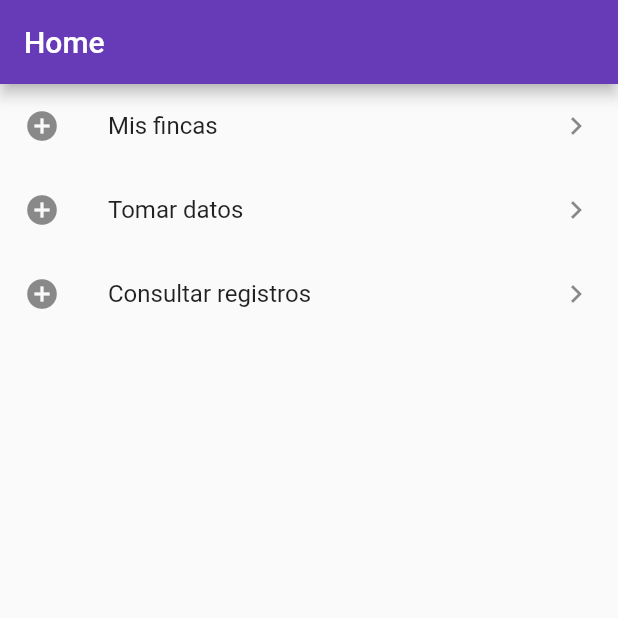
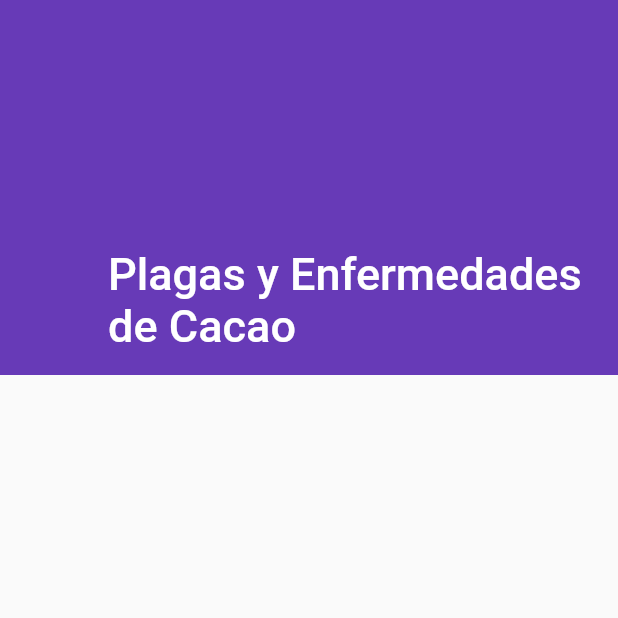
Before and after one commit to pabloismael90/app_plaga_enfermedades, a Flutter app: the screen it shows after launch, on a phone screen of 412 x 824 dp, the top half of it. Run offline on Flutter 3.47's test engine with Material 2 defaults, Android fonts, the light colour scheme and no system bars; our stand-ins replace flutter_swiper, google_fonts, pdf, select_form_field, sqflite; missing offline and left inert: flutter_full_pdf_viewer, multiselect_formfield; accounts and stored records are empty.

Commit message:
empezando diseno

```diff
--- a/lib/main.dart
+++ b/lib/main.dart
@@ -14,6 +14,7 @@ import 'package:flutter/material.dart';
 
 import 'package:app_plaga_enfermedades/src/pages/home_page.dart';
 import 'package:flutter_localizations/flutter_localizations.dart';
+import 'package:google_fonts/google_fonts.dart';
 void main() => runApp(MyApp());
 
 class MyApp extends StatelessWidget {
@@ -57,8 +58,12 @@ class MyApp extends StatelessWidget {
 
             },
             theme: ThemeData(
+                textTheme: GoogleFonts.latoTextTheme(
+                    Theme.of(context).textTheme,
+                ),
                 primaryColor: Colors.deepPurple,
             ),
+
         );
     }
 }
--- a/lib/src/pages/decisiones/pdf_view.dart
+++ b/lib/src/pages/decisiones/pdf_view.dart
@@ -1,6 +1,5 @@
 import 'package:flutter/material.dart';
 import 'package:flutter_full_pdf_viewer/flutter_full_pdf_viewer.dart';
-import 'package:flutter_full_pdf_viewer/full_pdf_viewer_plugin.dart';
 import 'package:flutter_full_pdf_viewer/full_pdf_viewer_scaffold.dart';
 
 class PDFView extends StatelessWidget {
--- a/lib/src/pages/home_page.dart
+++ b/lib/src/pages/home_page.dart
@@ -12,39 +12,88 @@ class HomePage extends StatelessWidget {
     Widget build(BuildContext context) {
 
 
-        return Scaffold(
-            appBar: AppBar(
-                title: Text('Home'),
-            ),
-
-            body: ListView(
-                children: [
-                    GestureDetector(
-                        child: ListTile(
-                            leading: Icon(Icons.add_circle),
-                            title: Text('Mis fincas'),
-                            trailing: Icon(Icons.keyboard_arrow_right),
-                        ),
-                        onTap:() => Navigator.pushNamed(context, 'fincas' ),
-                    ),
-                    GestureDetector(
-                        child: ListTile(
-                            leading: Icon(Icons.add_circle),
-                            title: Text('Tomar datos'),
-                            trailing: Icon(Icons.keyboard_arrow_right),
-                        ),
-                        onTap:() => Navigator.pushNamed(context, 'tests' ),
-                    ),
-                    GestureDetector(
-                        child: ListTile(
-                            leading: Icon(Icons.add_circle),
-                            title: Text('Consultar registros'),
-                            trailing: Icon(Icons.keyboard_arrow_right),
-                        ),
-                        onTap:() => Navigator.pushNamed(context, 'registros' ),
-                    )
-                ],
+        return SafeArea(
+            child: Scaffold(
+                body: CustomScrollView(
+                    slivers: [
+                        _headerHome()
+                    ],
+                )
             ),
         );
     }
+
+    Widget _headerHome(){
+        return SliverAppBar(
+            elevation: 2.0,
+            expandedHeight: 250.0,
+            floating: false,
+            pinned: true,
+            flexibleSpace: FlexibleSpaceBar(
+                title: Text('Plagas y Enfermedades de Cacao'),
+                background:  Container(
+                    clipBehavior: Clip.hardEdge,
+                    decoration: BoxDecoration(
+                        borderRadius: const BorderRadius.vertical(
+                            bottom: Radius.circular(50),
+                    ),
+                    )
+                )
+            ),
+        );
+    }
+
+
 }
+
+
+class MyHeaderClipper extends CustomClipper<Path> {
+
+        @override
+        Path getClip(Size size) {
+          Path path = Path();
+            path.lineTo(0, size.height - 100);
+            path.quadraticBezierTo(
+                size.width / 2, size.height,
+                size.width, size.height - 100
+            );
+            path.lineTo(size.width, 0);
+            path.close();
+
+            return path;
+        }
+
+      @override
+      bool shouldReclip(CustomClipper<Path> oldClipper) => true;
+}
+
+
+
+// ListView(
+//                   children: [
+//                       GestureDetector(
+//                           child: ListTile(
+//                               leading: Icon(Icons.add_circle),
+//                               title: Text('Mis fincas'),
+//                               trailing: Icon(Icons.keyboard_arrow_right),
+//                           ),
+//                           onTap:() => Navigator.pushNamed(context, 'fincas' ),
+//                       ),
+//                       GestureDetector(
+//                           child: ListTile(
+//                               leading: Icon(Icons.add_circle),
+//                               title: Text('Tomar datos'),
+//                               trailing: Icon(Icons.keyboard_arrow_right),
+//                           ),
+//                           onTap:() => Navigator.pushNamed(context, 'tests' ),
+//                       ),
+//                       GestureDetector(
+//                           child: ListTile(
+//                               leading: Icon(Icons.add_circle),
+//                               title: Text('Consultar registros'),
+//                               trailing: Icon(Icons.keyboard_arrow_right),
+//                           ),
+//                           onTap:() => Navigator.pushNamed(context, 'registros' ),
+//                       )
+//                   ],
+//               ),
```
Also changed, not shown: lib/src/pages/decisiones/reporte_page.dart (+14 -14 lines), pubspec.yaml (+5 -3 lines), assets/header.jpg (added), assets/images/header.jpg (added), pubspec.lock, 18 other files.
